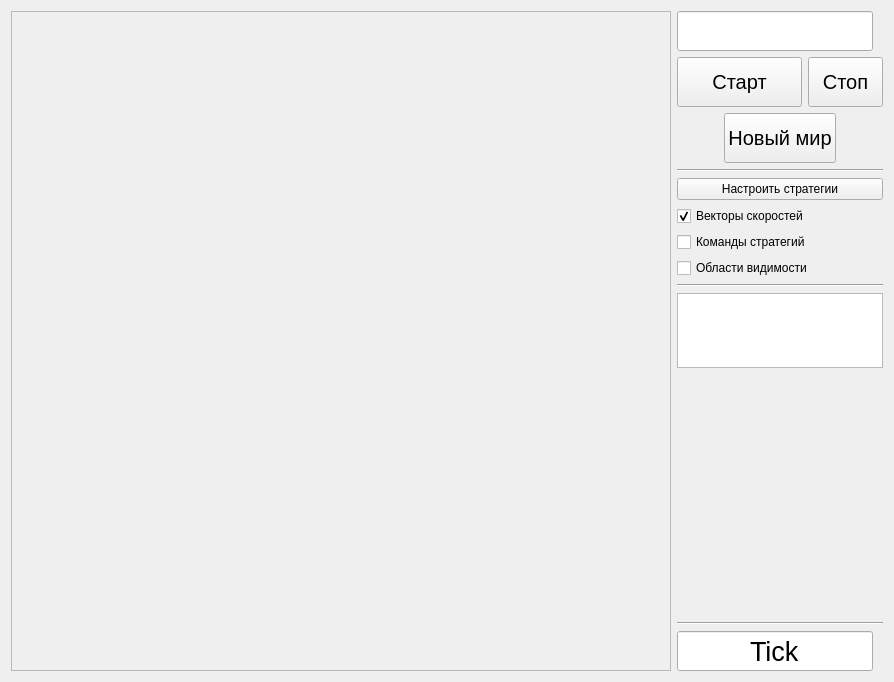
Qt form agario/local_runner/local_runner/mainwindow.ui (MailRuChamps/miniaicups) before a commit.
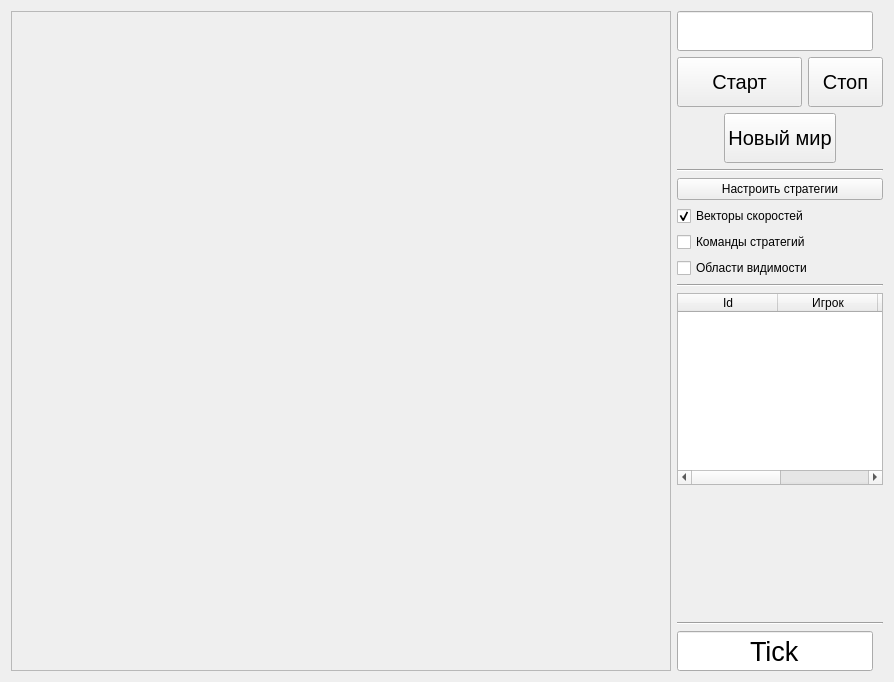
The same form after that commit.

Diff of the .ui file:
```diff
--- a/agario/local_runner/local_runner/mainwindow.ui
+++ b/agario/local_runner/local_runner/mainwindow.ui
@@ -207,13 +207,27 @@
        </widget>
       </item>
       <item>
-       <widget class="QListWidget" name="leaders">
-        <property name="maximumSize">
-         <size>
-          <width>16777215</width>
-          <height>75</height>
-         </size>
-        </property>
+       <widget class="QTableWidget" name="tableWidget">
+        <column>
+         <property name="text">
+          <string>Id</string>
+         </property>
+        </column>
+        <column>
+         <property name="text">
+          <string>Игрок</string>
+         </property>
+        </column>
+        <column>
+         <property name="text">
+          <string>Счет</string>
+         </property>
+        </column>
+        <column>
+         <property name="text">
+          <string>Обзор</string>
+         </property>
+        </column>
        </widget>
       </item>
       <item>
```
Left out of the diff: 1 changed line with no effect on the pictures.
